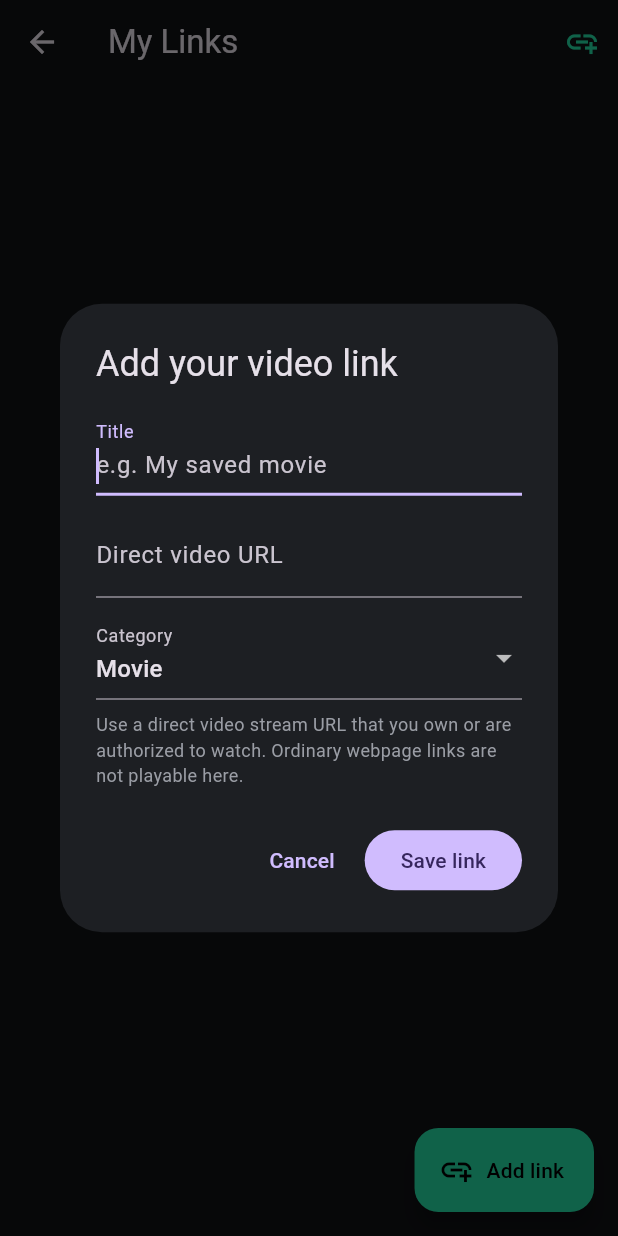
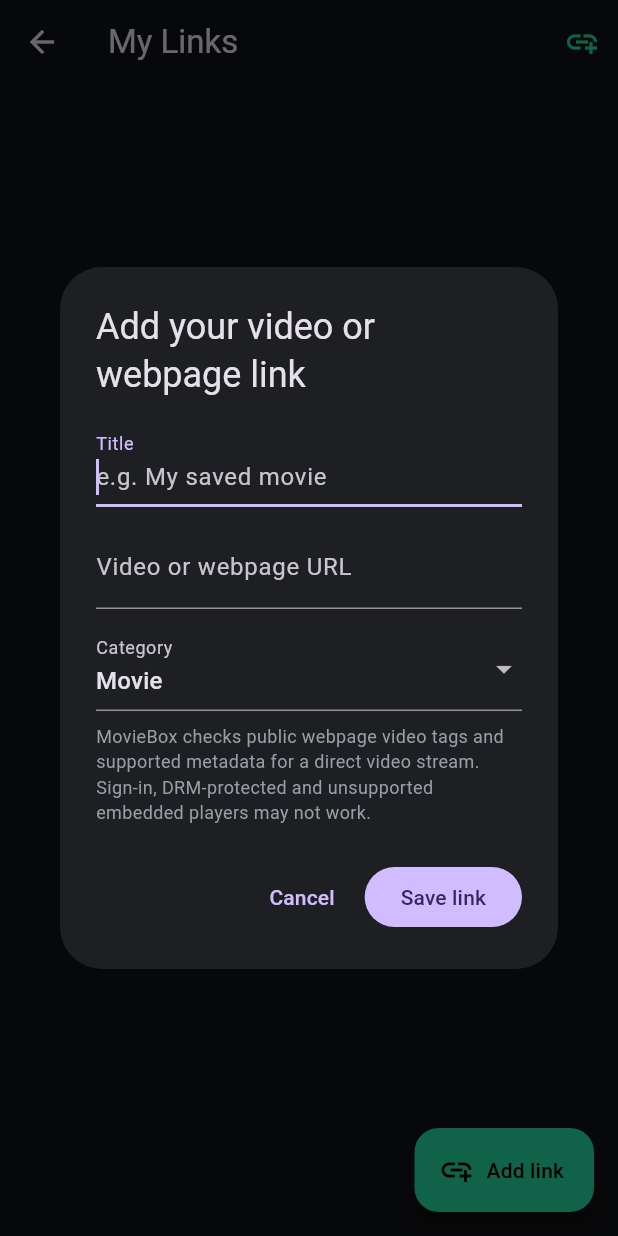
Before and after one commit to mgsamir/MovieBox, a Flutter app: the PersonalLinksScreen screen opened directly, after a tap on the "add link" icon, on a phone screen of 412 x 824 dp. Run offline on Flutter 3.47's test engine with Material 3 defaults, Android fonts, the phone set to English and light mode, and no system bars; our stand-ins replace shared_preferences, supabase_flutter, video_player; accounts and stored records are empty.

Commit message:
Support resolving video sources from webpage links

```diff
--- a/app/lib/screens/personal_links_screen.dart
+++ b/app/lib/screens/personal_links_screen.dart
@@ -3,8 +3,9 @@ import 'dart:convert';
 import 'package:flutter/material.dart';
 import 'package:shared_preferences/shared_preferences.dart';
 
+import '../services/download_service.dart';
+import '../services/video_link_resolver.dart';
 import 'player_screen.dart';
-import '../services/download_service.dart';
 
 const _linksBg = Color(0xFF101114);
 const _linksPanel = Color(0xFF1D1F23);
@@ -40,7 +41,8 @@ class _PersonalLinksScreenState extends State<PersonalLinksScreen> {
           .map((entry) => entry.map(
                 (key, value) => MapEntry(key.toString(), value.toString()),
               ))
-          .where((entry) => entry['title']?.isNotEmpty == true &&
+          .where((entry) =>
+              entry['title']?.isNotEmpty == true &&
               entry['url']?.isNotEmpty == true)
           .toList();
       _loading = false;
@@ -63,7 +65,7 @@ class _PersonalLinksScreenState extends State<PersonalLinksScreen> {
       builder: (dialogContext) => StatefulBuilder(
         builder: (dialogContext, refreshDialog) => AlertDialog(
           backgroundColor: _linksPanel,
-          title: const Text('Add your video link'),
+          title: const Text('Add your video or webpage link'),
           content: Form(
             key: formKey,
             child: SingleChildScrollView(
@@ -77,24 +79,26 @@ class _PersonalLinksScreenState extends State<PersonalLinksScreen> {
                       labelText: 'Title',
                       hintText: 'e.g. My saved movie',
                     ),
-                    validator: (value) => value == null || value.trim().isEmpty
-                        ? 'Enter a title'
-                        : null,
+                    validator: (value) =>
+                        value == null || value.trim().isEmpty
+                            ? 'Enter a title'
+                            : null,
                   ),
                   const SizedBox(height: 12),
                   TextFormField(
                     controller: urlController,
                     keyboardType: TextInputType.url,
                     decoration: const InputDecoration(
-                      labelText: 'Direct video URL',
-                      hintText: 'https://example.com/video.mp4',
+                      labelText: 'Video or webpage URL',
+                      hintText: 'https://example.com/watch/...',
                     ),
                     validator: (value) {
                       final uri = Uri.tryParse(value?.trim() ?? '');
                       if (uri == null ||
                           uri.scheme != 'https' ||
-                          uri.host.isEmpty) {
-                        return 'Enter a valid HTTPS video URL';
+                          uri.host.isEmpty ||
+                          uri.userInfo.isNotEmpty) {
+                        return 'Enter a valid HTTPS URL';
                       }
                       return null;
                     },
@@ -105,7 +109,8 @@ class _PersonalLinksScreenState extends State<PersonalLinksScreen> {
                     decoration: const InputDecoration(labelText: 'Category'),
                     items: const [
                       DropdownMenuItem(value: 'Movie', child: Text('Movie')),
-                      DropdownMenuItem(value: 'Web Series', child: Text('Web Series')),
+                      DropdownMenuItem(
+                          value: 'Web Series', child: Text('Web Series')),
                       DropdownMenuItem(value: 'Anime', child: Text('Anime')),
                       DropdownMenuItem(value: 'Other', child: Text('Other')),
                     ],
@@ -114,7 +119,7 @@ class _PersonalLinksScreenState extends State<PersonalLinksScreen> {
                   ),
                   const SizedBox(height: 8),
                   const Text(
-                    'Use a direct video stream URL that you own or are authorized to watch. Ordinary webpage links are not playable here.',
+                    'MovieBox checks public webpage video tags and supported metadata for a direct video stream. Sign-in, DRM-protected and unsupported embedded players may not work.',
                     style: TextStyle(color: _linksMuted, fontSize: 12),
                   ),
                 ],
@@ -161,7 +166,8 @@ class _PersonalLinksScreenState extends State<PersonalLinksScreen> {
         action: SnackBarAction(
           label: 'Undo',
           onPressed: () async {
-            setState(() => _links.insert(index.clamp(0, _links.length).toInt(), removed));
+            setState(() => _links.insert(
+                index.clamp(0, _links.length).toInt(), removed));
             await _saveLinks();
           },
         ),
@@ -169,22 +175,53 @@ class _PersonalLinksScreenState extends State<PersonalLinksScreen> {
     );
   }
 
-  Future<void> _download(Map<String,String> link) async {
+  void _showMessage(String message) {
+    if (!mounted) return;
+    ScaffoldMessenger.of(context)
+      ..hideCurrentSnackBar()
+      ..showSnackBar(SnackBar(content: Text(message)));
+  }
+
+  Future<void> _download(Map<String, String> link) async {
+    _showMessage('Checking webpage for a video source...');
     try {
-      await DownloadService.instance.download(title: link['title'] ?? 'Video', url: link['url']!);
-      if (!mounted) return;
-      ScaffoldMessenger.of(context).showSnackBar(SnackBar(content: Text('Download started: ${link['title']}')));
+      final source = await VideoLinkResolver.resolve(link['url']!);
+      if (!source.canDownload) {
+        throw const FormatException(
+          'This page provides an HLS stream. Online playback may work, but offline download for this stream format is not supported yet.',
+        );
+      }
+      await DownloadService.instance.download(
+        title: link['title'] ?? 'Video',
+        url: source.uri.toString(),
+      );
+      _showMessage('Download started: ${link['title']}');
     } catch (error) {
-      if (!mounted) return;
-      ScaffoldMessenger.of(context).showSnackBar(SnackBar(content: Text('Could not download: $error')));
+      _showMessage('Could not download: ${_friendlyError(error)}');
     }
   }
 
-  void _play(String url) {
-    Navigator.push(
-      context,
-      MaterialPageRoute(builder: (_) => PlayerScreen(url: url)),
-    );
+  Future<void> _play(Map<String, String> link) async {
+    _showMessage('Finding a playable video on this link...');
+    try {
+      final source = await VideoLinkResolver.resolve(link['url']!);
+      if (!mounted) return;
+      Navigator.push(
+        context,
+        MaterialPageRoute(
+          builder: (_) => PlayerScreen(url: source.uri.toString()),
+        ),
+      );
+    } catch (error) {
+      _showMessage('Could not play: ${_friendlyError(error)}');
+    }
+  }
+
+  String _friendlyError(Object error) {
+    final message = error.toString();
+    return message.startsWith('FormatException: ')
+        ? message.substring('FormatException: '.length)
+        : message;
   }
 
   @override
@@ -195,7 +232,7 @@ class _PersonalLinksScreenState extends State<PersonalLinksScreen> {
           title: const Text('My Links'),
           actions: [
             IconButton(
-              tooltip: 'Add video link',
+              tooltip: 'Add video or webpage link',
               onPressed: _addLink,
               icon: const Icon(Icons.add_link, color: _linksMint),
             ),
@@ -222,11 +259,12 @@ class _PersonalLinksScreenState extends State<PersonalLinksScreen> {
                           Text(
                             'Your personal video links',
                             textAlign: TextAlign.center,
-                            style: TextStyle(fontSize: 20, fontWeight: FontWeight.bold),
+                            style: TextStyle(
+                                fontSize: 20, fontWeight: FontWeight.bold),
                           ),
                           SizedBox(height: 8),
                           Text(
-                            'Add a title and a direct video URL. Your links stay saved on this device.',
+                            'Add a direct video URL or a webpage that publicly exposes a compatible video source. Your links stay saved on this device.',
                             textAlign: TextAlign.center,
                             style: TextStyle(color: _linksMuted),
                           ),
@@ -264,11 +302,12 @@ class _PersonalLinksScreenState extends State<PersonalLinksScreen> {
                             '${link['type'] ?? 'Video'} • ${Uri.tryParse(link['url'] ?? '')?.host ?? ''}',
                             maxLines: 1,
                             overflow: TextOverflow.ellipsis,
-                            style: const TextStyle(color: _linksMuted, fontSize: 11),
+                            style: const TextStyle(
+                                color: _linksMuted, fontSize: 11),
                           ),
                           trailing: PopupMenuButton<String>(
                             onSelected: (value) {
-                              if (value == 'play') _play(link['url']!);
+                              if (value == 'play') _play(link);
                               if (value == 'download') _download(link);
                               if (value == 'delete') _deleteLink(index);
                             },
@@ -278,12 +317,16 @@ class _PersonalLinksScreenState extends State<PersonalLinksScreen> {
                                 child: ListTile(
                                   dense: true,
                                   leading: Icon(Icons.play_arrow),
-                                  title: Text('Play'),
+                                  title: Text('Find & Play'),
                                 ),
                               ),
                               PopupMenuItem(
                                 value: 'download',
-                                child: ListTile(dense: true,leading: Icon(Icons.download),title: Text('Download')),
+                                child: ListTile(
+                                  dense: true,
+                                  leading: Icon(Icons.download),
+                                  title: Text('Find & Download'),
+                                ),
                               ),
                               PopupMenuItem(
                                 value: 'delete',
@@ -295,7 +338,7 @@ class _PersonalLinksScreenState extends State<PersonalLinksScreen> {
                               ),
                             ],
                           ),
-                          onTap: () => _play(link['url']!),
+                          onTap: () => _play(link),
                         ),
                       );
                     },
```
